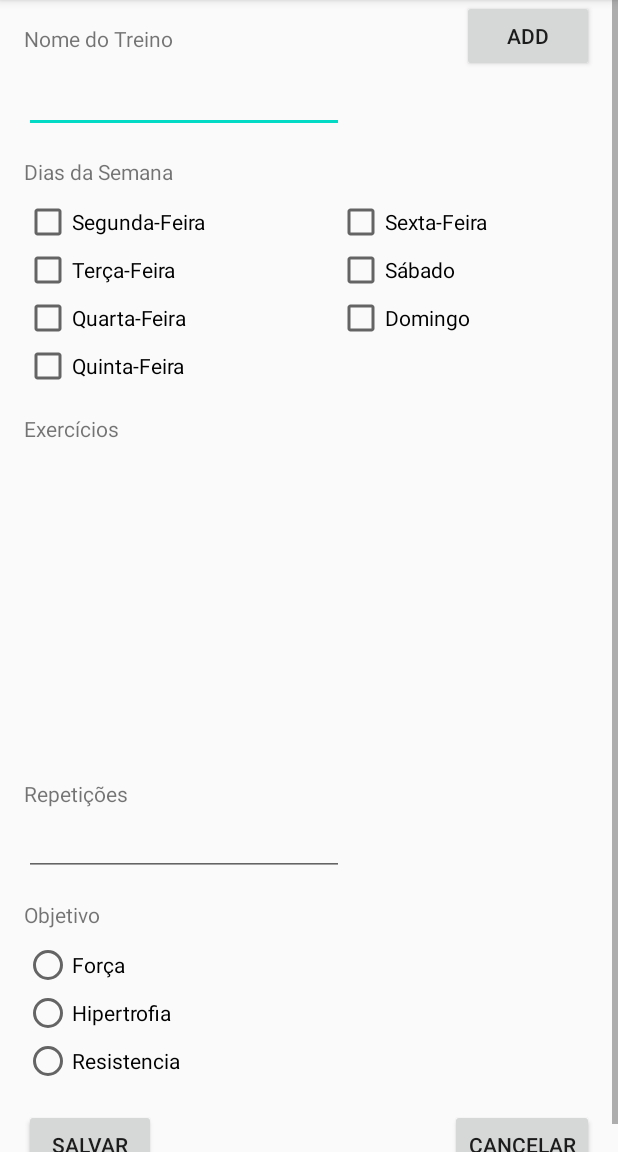
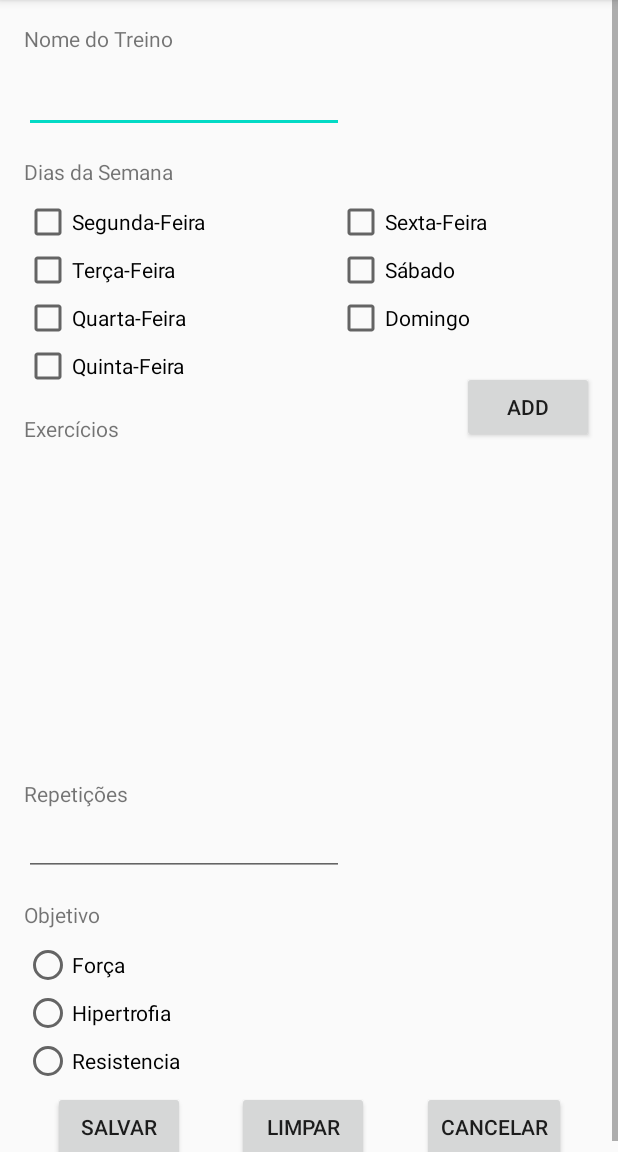
Before and after one commit to rhz23/TrainningApp04, an Android app: the CadastroTreinoActivity screen opened directly, with no data from a screen before it, on a phone screen of 412 x 824 dp, the part 84-1236 px from its top. Run offline under Robolectric (Android 15) with nearby library versions, the phone set to English and light mode, and no system bars.

Commit message:
atualizações CadastroTreinoActivity

```diff
--- a/app/src/main/java/com/rzaninelli/trainningapp/entities/enums/Objetivos.java
+++ b/app/src/main/java/com/rzaninelli/trainningapp/entities/enums/Objetivos.java
@@ -2,6 +2,7 @@ package com.rzaninelli.trainningapp.entities.enums;
 
 public enum Objetivos {
 
+    //// TODO: 04/04/2023 - alterar para trabalhar com chave valor
     FORCA,
     HIPERTROFIA,
     RESISTENCIA;
--- a/app/src/main/res/layout/activity_cadastro_treino.xml
+++ b/app/src/main/res/layout/activity_cadastro_treino.xml
@@ -137,9 +137,10 @@
             android:layout_width="wrap_content"
             android:layout_height="wrap_content"
             android:layout_marginEnd="16dp"
+            android:layout_marginBottom="8dp"
             android:text="@string/add"
-            app:layout_constraintEnd_toEndOf="parent"
-            tools:layout_editor_absoluteY="246dp" />
+            app:layout_constraintBottom_toTopOf="@+id/scrollViewExerciciosSelecionados"
+            app:layout_constraintEnd_toEndOf="parent" />
 
         <TextView
             android:id="@+id/textViewRepeticoes"
@@ -199,9 +200,10 @@
             android:id="@+id/buttonSalvarTreino"
             android:layout_width="wrap_content"
             android:layout_height="wrap_content"
-            android:layout_marginStart="16dp"
-            android:layout_marginTop="16dp"
+            android:layout_marginTop="4dp"
             android:text="@string/salvar"
+            app:layout_constraintEnd_toStartOf="@+id/buttonLimpar"
+            app:layout_constraintHorizontal_bias="0.5"
             app:layout_constraintStart_toStartOf="parent"
             app:layout_constraintTop_toBottomOf="@+id/radioGroupObjetivo" />
 
@@ -209,9 +211,22 @@
             android:id="@+id/buttonCancelarTreino"
             android:layout_width="wrap_content"
             android:layout_height="wrap_content"
-            android:layout_marginEnd="16dp"
+            android:onClick="cancelar"
             android:text="@string/cancelar"
             app:layout_constraintEnd_toEndOf="parent"
+            app:layout_constraintHorizontal_bias="0.5"
+            app:layout_constraintStart_toEndOf="@+id/buttonLimpar"
+            app:layout_constraintTop_toTopOf="@+id/buttonSalvarTreino" />
+
+        <Button
+            android:id="@+id/buttonLimpar"
+            android:layout_width="wrap_content"
+            android:layout_height="wrap_content"
+            android:onClick="limparCampos"
+            android:text="@string/limpar"
+            app:layout_constraintEnd_toStartOf="@+id/buttonCancelarTreino"
+            app:layout_constraintHorizontal_bias="0.5"
+            app:layout_constraintStart_toEndOf="@+id/buttonSalvarTreino"
             app:layout_constraintTop_toTopOf="@+id/buttonSalvarTreino" />
 
     </android.support.constraint.ConstraintLayout>
--- a/app/src/main/res/values/strings.xml
+++ b/app/src/main/res/values/strings.xml
@@ -83,5 +83,9 @@
     <string name="novo">Novo</string>
     <string name="sobre">Sobre</string>
     <string name="pelo_menos_um_dia_semana_selecionado">pelo menos um dia da semana deve ser selecionado!</string>
+    <string name="adicionar">Adicionar</string>
+    <string name="cadastro_de_treino">Cadastro de Treino</string>
+    <string name="criar_novo_treino">Criar Novo Treino</string>
+    <string name="alterar_treino">Alterar Treino</string>
 
 </resources>
```
Also changed, not shown: app/src/main/AndroidManifest.xml (+1 -7 lines), app/src/main/java/com/rzaninelli/trainningapp/activities/CadastroTreinoActivity.java (+111 -3 lines), app/src/main/java/com/rzaninelli/trainningapp/activities/InicialActivity.java (+16 -3 lines), app/src/main/java/com/rzaninelli/trainningapp/entities/Treino.java (+7 -1 lines), app/src/main/res/layout/activity_inicial.xml (+7 -5 lines).
